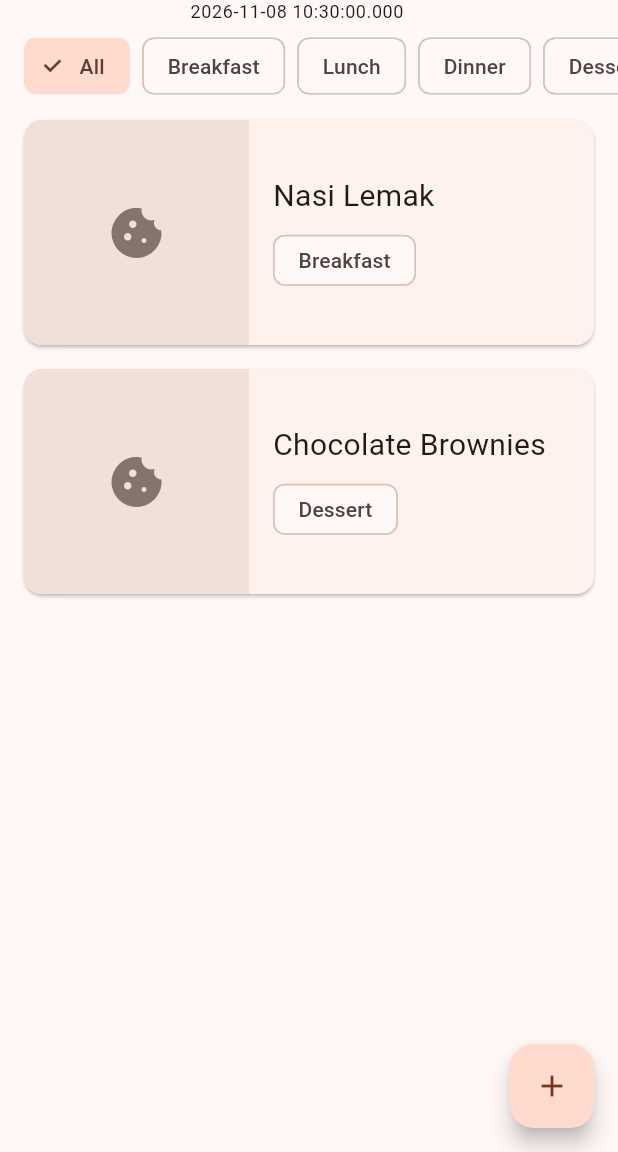
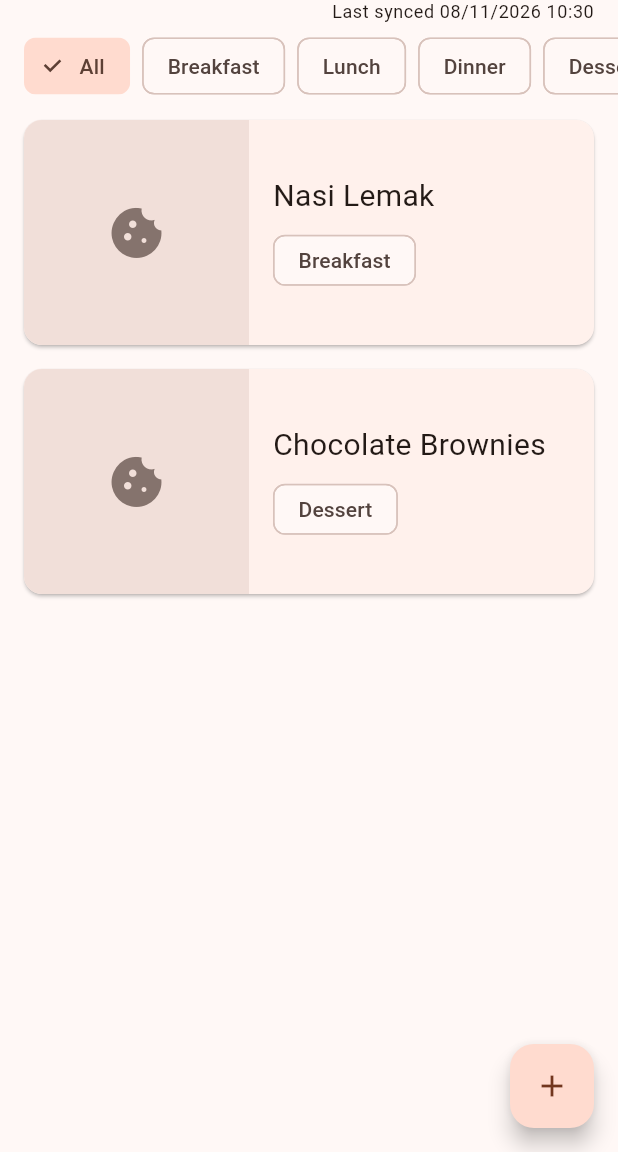
Before and after one commit to IliKeChocolateCake/cookie_jar_recipe, a Flutter app: the screen it shows after launch, on a phone screen of 412 x 824 dp, the part 84-1236 px from its top. Run offline on Flutter 3.47's test engine with Material 3 defaults, Android fonts, the phone set to English and light mode, and no system bars; our stand-ins replace cached_network_image, google_fonts, hive, hive_flutter, image_picker; accounts and stored records are empty; Roboto replaces fonts that are missing (Chewy).

Commit message:
fix: last synced text

```diff
--- a/lib/ui/pages/home.dart
+++ b/lib/ui/pages/home.dart
@@ -34,13 +34,16 @@ class MyHomePage extends StatelessWidget {
           ? const Center(child: CircularProgressIndicator())
           : Column(
               children: [
-                Padding(
-                  padding: const EdgeInsets.only(right:16),
-                  child: Text(
-                    '${vm.lastSynced ?? 'never'}',
-                    style: Theme.of(context).textTheme.bodySmall,
-                  ),
-                ),
+                Align(
+  alignment: Alignment.centerRight,
+  child: Padding(
+    padding: const EdgeInsets.only(right: 16),
+    child: Text(
+      vm.lastSyncedLabel,
+      style: Theme.of(context).textTheme.bodySmall,
+    ),
+  ),
+),
                 _FilterChips(vm: vm),
                 Expanded(child: _RecipeList(vm: vm)),
               ],
```
